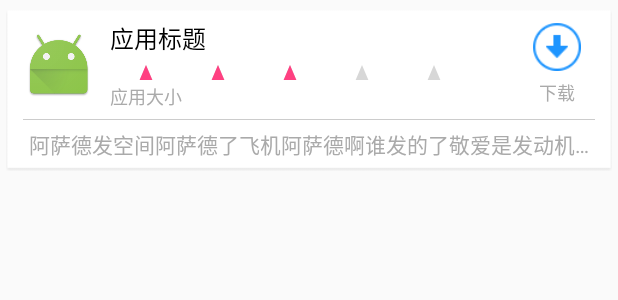
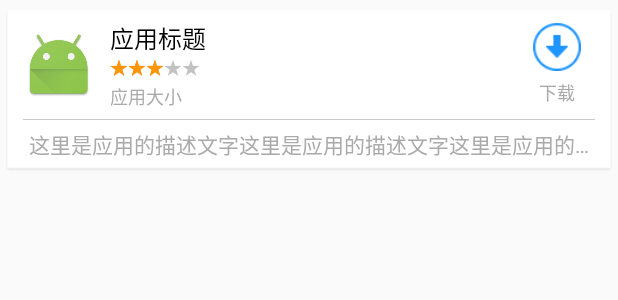
Before and after one commit to Roy1993sun/GooglePlay_Imitative, an Android app: the layout item_app_info.xml on its own in the app's theme, with its tools: preview values and no code run, on a phone screen of 412 x 824 dp. Shown: the top 300 px of the screen. Run offline under Robolectric (Android 15) with nearby library versions, the phone set to English and light mode, and no system bars.

Commit message:
修正了RatingBar的显示, 引入Picasso加载图片.

```diff
--- a/app/build.gradle
+++ b/app/build.gradle
@@ -27,4 +27,5 @@ dependencies {
     compile 'com.squareup.okhttp3:okhttp:3.1.2'
     compile 'com.google.code.gson:gson:2.5'
     compile project(':tabIndicatorLibrary')
+    compile 'it.sephiroth.android.library.picasso:picasso:2.5.2.4b'
 }
--- a/app/src/main/java/com/roy_sun/googleplay_imitative/fragment/HomeFragment.java
+++ b/app/src/main/java/com/roy_sun/googleplay_imitative/fragment/HomeFragment.java
@@ -83,7 +83,6 @@ public class HomeFragment extends LoadDataFragment {
 
         //// TODO: 2016/2/11 0011
         mListView.setAdapter(new HomeAdapter(mDatas));
-
         return mListView;
     }
 
--- /dev/null
+++ b/app/src/main/res/drawable/rating_bg.xml
@@ -0,0 +1,13 @@
+<?xml version="1.0" encoding="utf-8"?>
+<layer-list xmlns:android="http://schemas.android.com/apk/res/android">
+    <item
+        android:id="@android:id/background"
+        android:drawable="@mipmap/rating_small_empty" />
+    <item
+        android:id="@android:id/secondaryProgress"
+        android:drawable="@mipmap/rating_small_half" />
+    <item
+        android:id="@android:id/progress"
+        android:drawable="@mipmap/rating_small_full" />
+
+</layer-list>
--- a/app/src/main/res/layout/item_app_info.xml
+++ b/app/src/main/res/layout/item_app_info.xml
@@ -56,6 +56,7 @@
                     android:layout_height="14dp"
                     android:layout_marginTop="2dp"
                     android:isIndicator="true"
+                    android:progressDrawable="@drawable/rating_bg"
                     android:rating="3.2" />
 
                 <!-- 应用的大小 -->
@@ -120,7 +121,7 @@
             android:layout_marginTop="5dp"
             android:ellipsize="end"
             android:singleLine="true"
-            android:text="阿萨德发空间阿萨德了飞机阿萨德啊谁发的了敬爱是发动机阿飞阿喀琉斯发动机拉丝机发的了卡机范德萨暗室逢灯；连接"
+            android:text="这里是应用的描述文字这里是应用的描述文字这里是应用的描述文字这里是应用的描述文字这里是应用的描述文字这里是应用的描述文字"
             android:textColor="@android:color/darker_gray"
             android:textSize="14sp" />
     </LinearLayout>
--- a/build.gradle
+++ b/build.gradle
@@ -5,7 +5,7 @@ buildscript {
         jcenter()
     }
     dependencies {
-        classpath 'com.android.tools.build:gradle:2.0.0-beta3'
+        classpath 'com.android.tools.build:gradle:2.0.0-beta4'
 
         // NOTE: Do not place your application dependencies here; they belong
         // in the individual module build.gradle files
```
Also changed, not shown: app/src/main/java/com/roy_sun/googleplay_imitative/holder/AppItemHolder.java (+14 -2 lines), app/src/main/java/com/roy_sun/googleplay_imitative/utils/Constants.java (added, +10 -0 lines).
